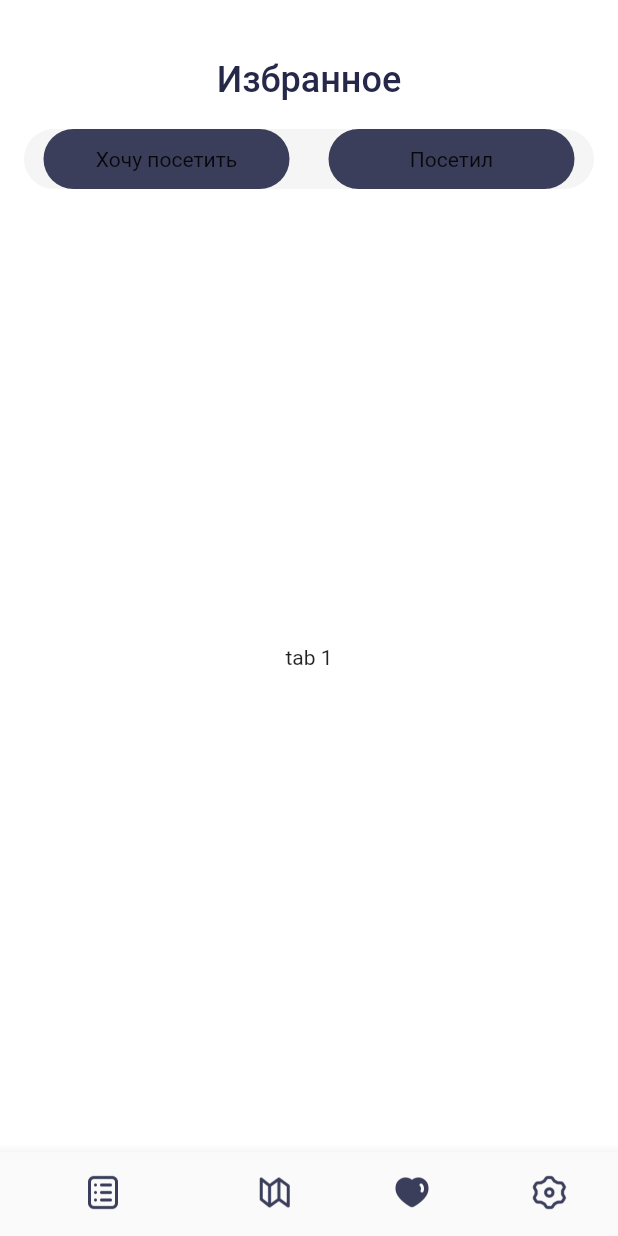
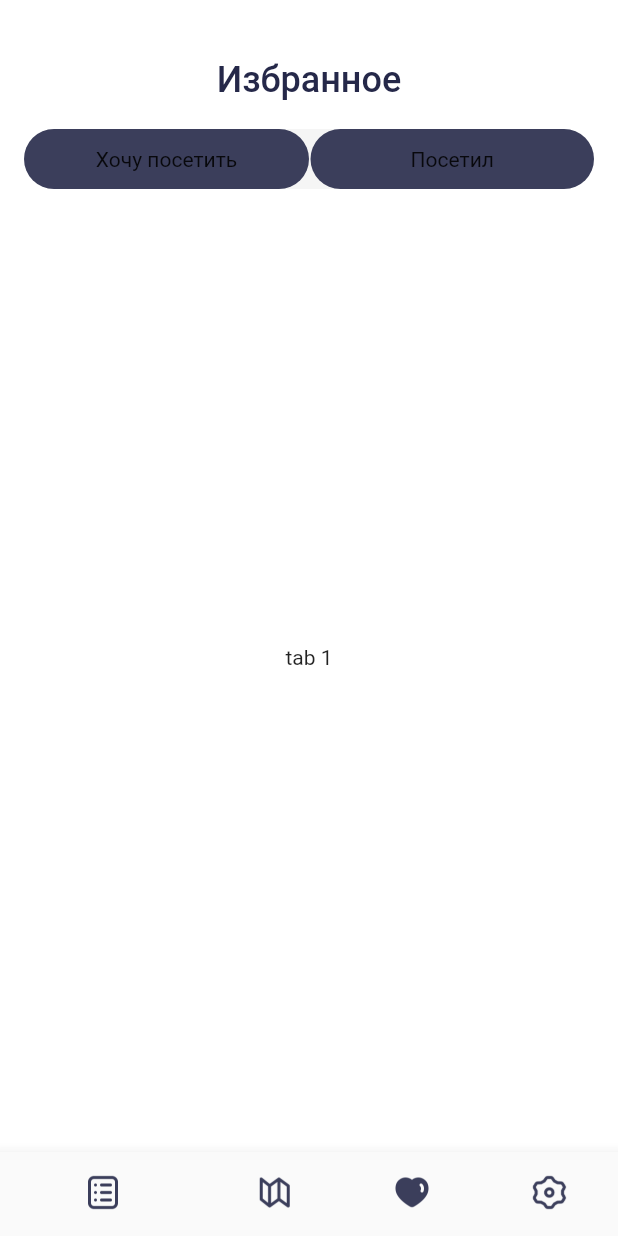
Before and after one commit to ivanthespacebiker/Flutterplaces, a Flutter app: the screen it shows after launch, on a phone screen of 412 x 824 dp. Run offline on Flutter 3.47's test engine with Material 2 defaults, Android fonts, the phone set to English and light mode, and no system bars; missing offline and left inert: dart:ffi.

Commit message:
Верстка экрана "Хочу посетить/Посещенные места"

```diff
--- a/lib/ui/screen/VisitingScreen.dart
+++ b/lib/ui/screen/VisitingScreen.dart
@@ -96,7 +96,6 @@ class _VisitingScreenAppBar extends StatelessWidget
             ),
             padding: EdgeInsets.only(
               top: 24,
-              //bottom: 16,
               left: defaultEdgeInsets,
               right: defaultEdgeInsets,
             ),
@@ -120,7 +119,6 @@ class _VisitingScreenAppBar extends StatelessWidget
               maxHeight: 52,
               minWidth: double.infinity,
             ),
-            //color: Colors.black,
             child: Container(
               decoration: BoxDecoration(
                 color: Color.fromRGBO(245, 245, 245, 1),
@@ -132,35 +130,39 @@ class _VisitingScreenAppBar extends StatelessWidget
                   left: defaultEdgeInsets,
                   right: defaultEdgeInsets),
               child: Row(
-                mainAxisAlignment: MainAxisAlignment.spaceAround,
+                mainAxisAlignment: MainAxisAlignment.spaceBetween,
                 children: [
-                  Container(
+                  Expanded(
+                    child: Container(
                       decoration: BoxDecoration(
                         color: Color.fromRGBO(59, 62, 91, 1),
                         borderRadius: BorderRadius.all(Radius.circular(40)),
                       ),
-                    // margin: EdgeInsets.only(
-                    //     top: 6, bottom: 6, left: defaultEdgeInsets),
                       constraints: BoxConstraints(
                         minHeight: 40,
                         maxHeight: 40,
                         minWidth: 164,
+                        maxWidth: double.infinity,
                       ),
                       child: Center(child: Text("Хочу посетить")),
                     ),
-                  Container(
+                  ),
+                  Expanded(
+                    child: Container(
                       decoration: BoxDecoration(
                         color: Color.fromRGBO(59, 62, 91, 1),
                         borderRadius: BorderRadius.all(Radius.circular(40)),
                       ),
-                    // margin: EdgeInsets.only(
-                    //     top: 6, bottom: 6, right: defaultEdgeInsets),
+                      margin: EdgeInsets.only(
+                           left: 1),
                       constraints: BoxConstraints(
                         minHeight: 40,
                         maxHeight: 40,
                         minWidth: 164,
+                        maxWidth: double.infinity,
                       ),
                       child: Center(child: Text("Посетил")),
+                    ),
                   ),
                 ],
               ),
```
Lines whose indentation alone changed are shown as unchanged.
